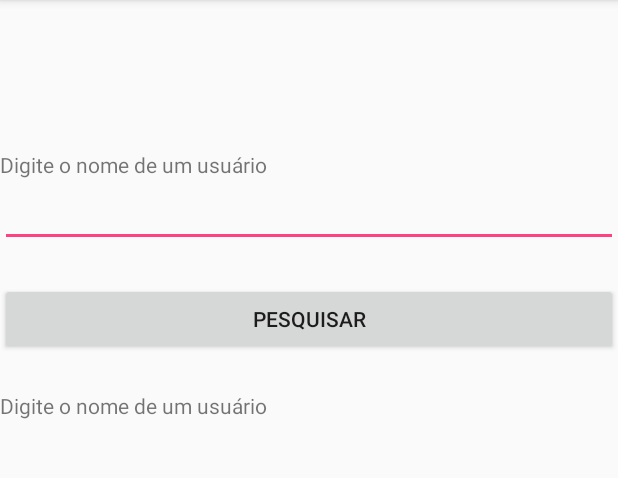
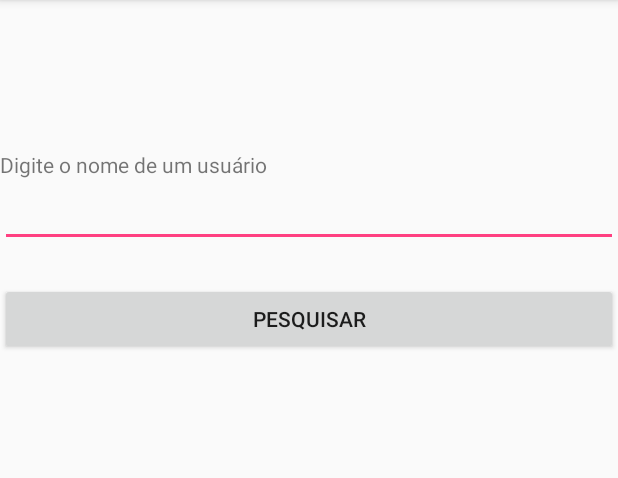
Before and after one commit to suelliton/LIMI, an Android app: the AdicionarColaborador screen opened directly, with no data from a screen before it, on a phone screen of 412 x 824 dp, the part 84-562 px from its top. Run offline under Robolectric (Android 15) with nearby library versions, the phone set to English and light mode, and no system bars; our stand-ins replace Firebase (no records; nobody signed in at launch, a user with empty details on screens opened directly).

Commit message:
second commit

```diff
--- a/app/src/main/java/com/example/suelliton/limi/AdicionarColaborador.java
+++ b/app/src/main/java/com/example/suelliton/limi/AdicionarColaborador.java
@@ -68,7 +68,6 @@ public class AdicionarColaborador extends AppCompatActivity {
                     }
                 }
             }
-
             @Override
             public void onCancelled(DatabaseError databaseError) {
 
--- a/app/src/main/res/layout/activity_adicionar_colaborador.xml
+++ b/app/src/main/res/layout/activity_adicionar_colaborador.xml
@@ -32,7 +32,7 @@
         android:id="@+id/resultado"
         android:layout_width="wrap_content"
         android:layout_height="wrap_content"
-        android:text="Digite o nome de um usuário"/>
+        android:text=""/>
     <android.support.v7.widget.AppCompatButton
         android:id="@+id/btn_adicionar_colaborador"
         android:layout_width="fill_parent"
```
